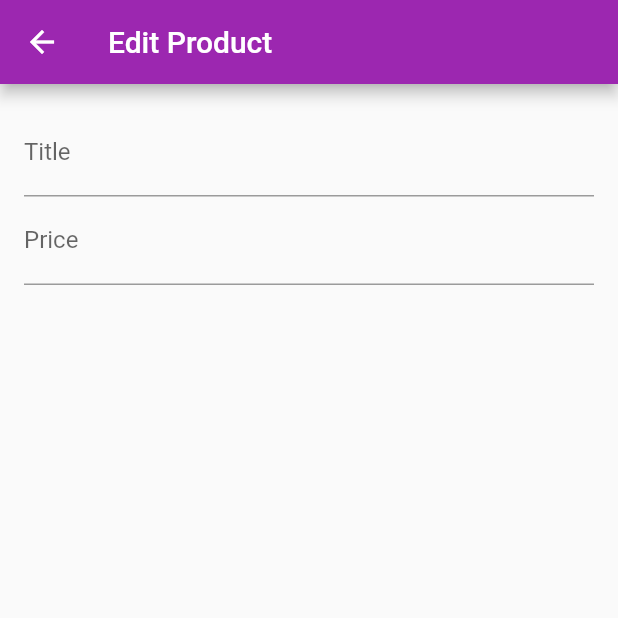
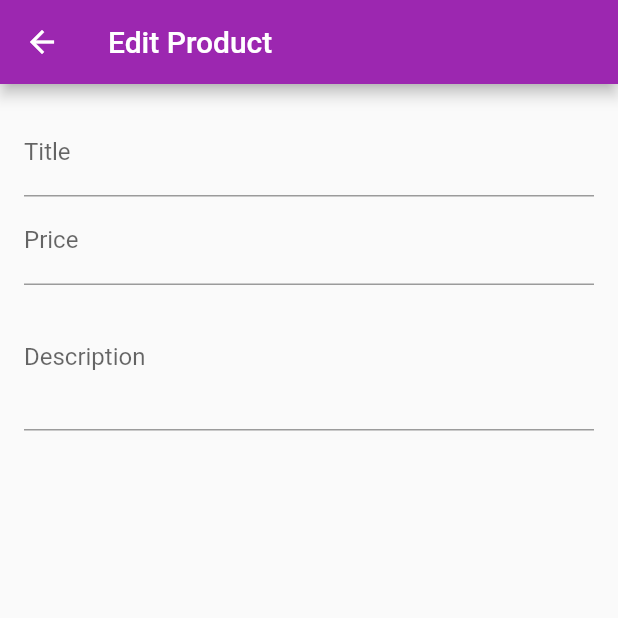
Before and after one commit to Petar81/Demo-Shop, a Flutter app: the EditProductScreen screen opened by its route, on a phone screen of 412 x 824 dp, the top half of it. Run offline on Flutter 3.47's test engine with Material 2 defaults, Android fonts, the phone set to English and light mode, and no system bars; network calls fail.

Commit message:
add multiline input to the edit product screen form

```diff
--- a/lib/screens/edit_product_screen.dart
+++ b/lib/screens/edit_product_screen.dart
@@ -30,6 +30,11 @@ class _EditProductScreenState extends State<EditProductScreen> {
                   textInputAction: TextInputAction.next,
                   keyboardType: TextInputType.number,
                 ),
+                TextFormField(
+                  decoration: const InputDecoration(labelText: 'Description'),
+                  maxLines: 3,
+                  keyboardType: TextInputType.multiline,
+                ),
               ],
             ),
           ),
```
